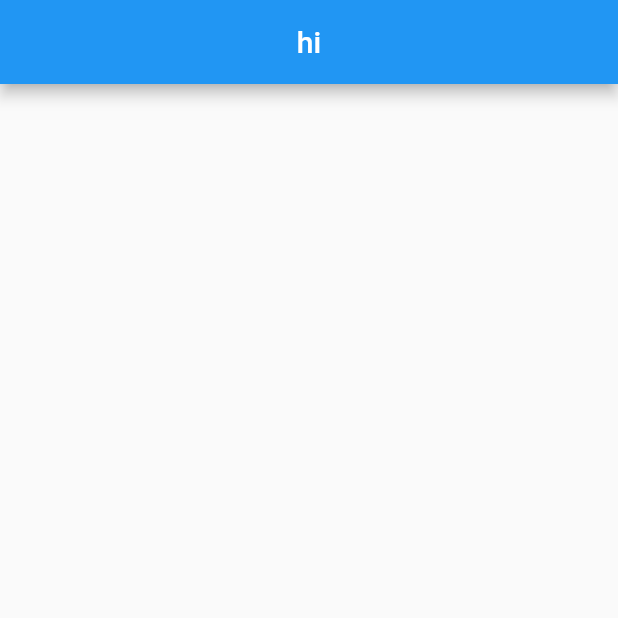
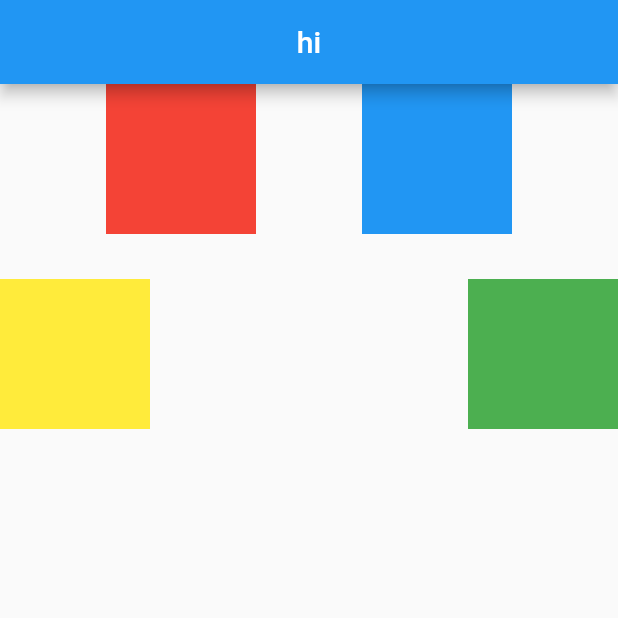
Before and after one commit to farzadseyyedzadeh/landing_page, a Flutter app: the screen it shows after launch, on a phone screen of 412 x 824 dp, the top half of it. Run offline on Flutter 3.47's test engine with Material 2 defaults, Android fonts, the phone set to English and light mode, and no system bars.

Commit message:
editing colors

```diff
--- a/lib/main.dart
+++ b/lib/main.dart
@@ -13,6 +13,43 @@ class myApp extends StatelessWidget {
           title: Text("hi"),
           centerTitle: true,
         ),
+        body: Column(
+          children: <Widget>[
+            Row(
+              mainAxisAlignment: MainAxisAlignment.spaceEvenly,
+              children: <Widget>[
+                Container(
+                  color: Colors.red,
+                  width: 100,
+                  height: 100,
+                ),
+                Container(
+                  color: Colors.blue,
+                  width: 100,
+                  height: 100,
+                )
+              ],
+            ),
+            SizedBox(
+              height: 30,
+            ),
+            Row(
+              mainAxisAlignment: MainAxisAlignment.spaceBetween,
+              children: [
+                Container(
+                  color: Colors.yellow,
+                  width: 100,
+                  height: 100,
+                ),
+                Container(
+                  color: Colors.green,
+                  width: 100,
+                  height: 100,
+                ),
+              ],
+            )
+          ],
+        ),
       ),
     );
   }
```
